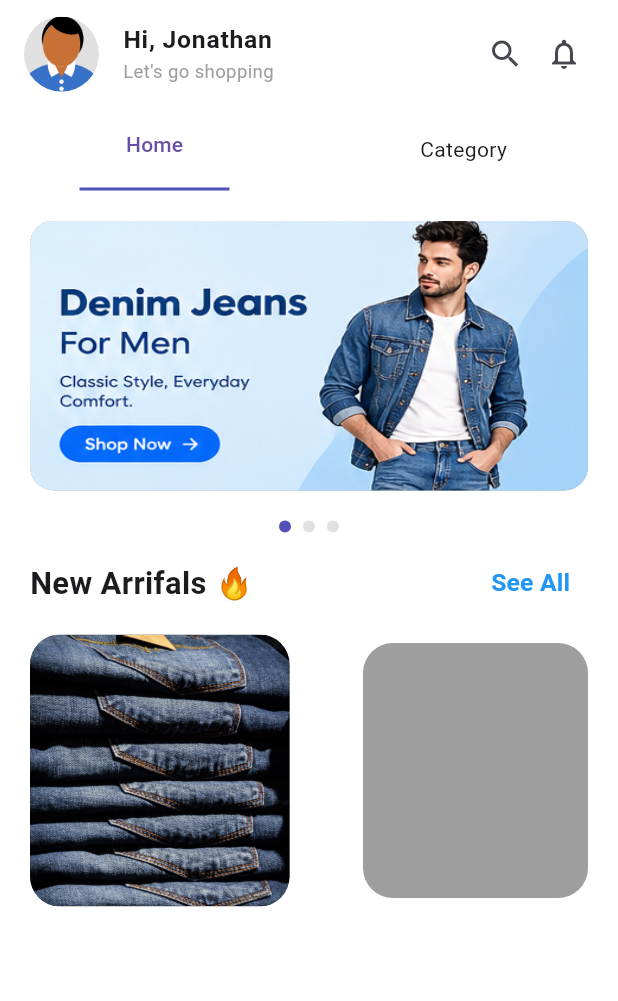
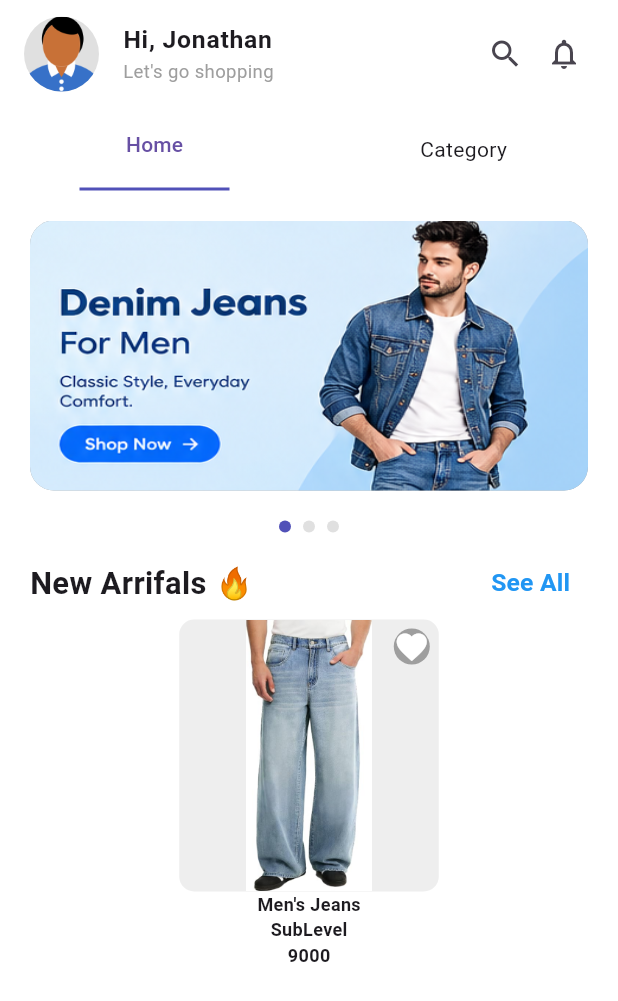
Before and after one commit to muhammadsameerdeveloper/Apna-Eshop-Assignment, a Flutter app: the HomeView screen opened directly, on a phone screen of 412 x 824 dp. Shown: the top 1001 px of the screen. Run offline on Flutter 3.47's test engine with Material 3 defaults, Android fonts, the phone set to English and light mode, and no system bars; drawn by our look-alikes of smooth_page_indicator; our stand-ins replace pinput.

Commit message:
Custom Card

```diff
--- a/lib/screen/home_view.dart
+++ b/lib/screen/home_view.dart
@@ -1,5 +1,6 @@
 import 'package:apnashop/utils/app_colors.dart';
 import 'package:apnashop/utils/size_config.dart';
+import 'package:apnashop/widget/custom_card.dart';
 import 'package:flutter/material.dart';
 import 'package:smooth_page_indicator/smooth_page_indicator.dart';
 
@@ -167,36 +168,11 @@ class _HomeViewState extends State<HomeView> {
                 ],
               ),
             ),
-            Padding(
-              padding: const EdgeInsets.symmetric(horizontal: 20, vertical: 10),
-              child: Row(
-                mainAxisAlignment: MainAxisAlignment.spaceBetween,
-                children: [
-                  Container(
-                    height: SizeConfig.height * 0.22,
-                    width: SizeConfig.width * 0.42,
-                    decoration: BoxDecoration(
-                      color: Colors.grey,
-                      borderRadius: BorderRadius.circular(20),
-                      image: DecorationImage(
-                        image: AssetImage("assets/images/onboarding1.jpg"),
-                        fit: BoxFit.fill,
-                      ),
-                    ),
-                  ),
-                  Container(
-                    height: 170,
-                    width: 150,
-                    decoration: BoxDecoration(
-                      color: Colors.grey,
-                      borderRadius: BorderRadius.circular(20),
-                    ),
-                    child: ClipRRect(
-                      borderRadius: BorderRadiusGeometry.circular(20),
-                    ),
-                  ),
-                ],
-              ),
+            CustomCard(
+              image: "assets/images/sublevelmansjeans.jpg",
+              name: "Men's Jeans",
+              brand: "SubLevel",
+              price: "9000",
             ),
           ],
         ),
--- /dev/null
+++ b/lib/widget/custom_card.dart
@@ -0,0 +1,64 @@
+import 'package:apnashop/utils/size_config.dart';
+import 'package:flutter/material.dart';
+
+class CustomCard extends StatelessWidget {
+  final String image;
+  final String name;
+  final String brand;
+  final String price;
+  const CustomCard({
+    super.key,
+    required this.image,
+    required this.name,
+    required this.brand,
+    required this.price,
+  });
+
+  @override
+  Widget build(BuildContext context) {
+    return Container(
+      width: SizeConfig.width * 0.42,
+      child: Column(
+        children: [
+          Stack(
+            children: [
+              Container(
+                height: SizeConfig.height * 0.22,
+                width: SizeConfig.width * 0.42,
+                decoration: BoxDecoration(
+                  color: Colors.grey.shade200,
+                  borderRadius: BorderRadius.circular(10),
+                  image: DecorationImage(
+                    image: AssetImage(image),
+                    fit: BoxFit.contain,
+                  ),
+                ),
+              ),
+              Positioned(
+                top: 6,
+                right: 6,
+                child: CircleAvatar(
+                  radius: 12,
+                  backgroundColor: Colors.grey,
+                  child: Icon(Icons.favorite, color: Colors.white),
+                ),
+              ),
+            ],
+          ),
+          Text(
+            name,
+            style: TextStyle(fontSize: 12, fontWeight: FontWeight.bold),
+          ),
+          Text(
+            brand,
+            style: TextStyle(fontSize: 12, fontWeight: FontWeight.bold),
+          ),
+          Text(
+            price,
+            style: TextStyle(fontSize: 12, fontWeight: FontWeight.bold),
+          ),
+        ],
+      ),
+    );
+  }
+}
```
Also changed, not shown: assets/images/sublevelmansjeans.jpg (added).
